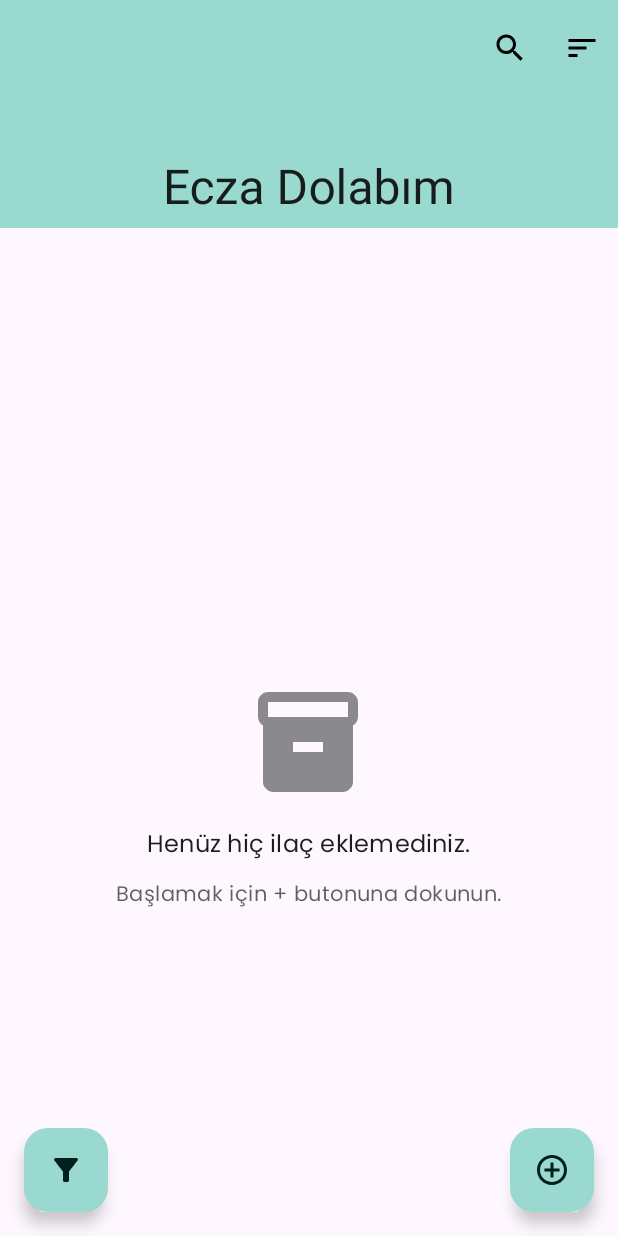
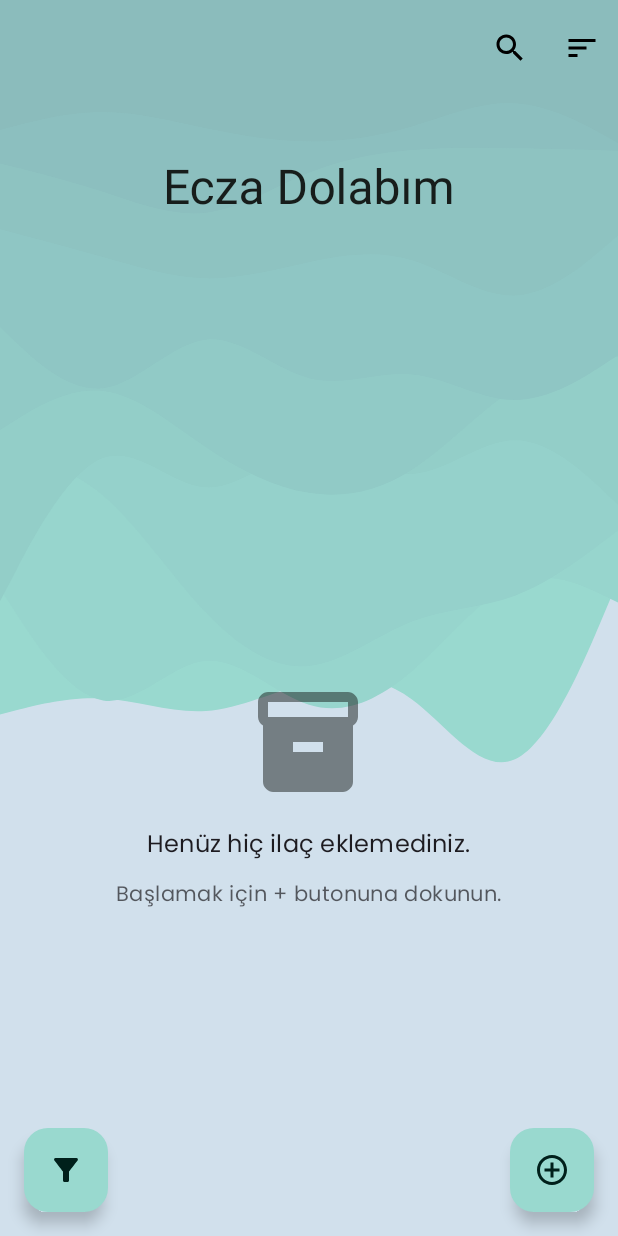
Before and after one commit to smetcan/EczaDolabim-Android, an Android app: the screen it shows after launch (MainActivity), on a phone screen of 412 x 824 dp. Run offline under Robolectric (Android 15) with nearby library versions, the phone set to English and light mode, and no system bars; our stand-ins replace Room's generated code; 1 statement that could not run was skipped.

Commit message:
svg arka plan eklendi.

````diff
--- /dev/null
+++ b/app/src/main/res/drawable/arka_plan.xml
@@ -0,0 +1,36 @@
+<vector xmlns:android="http://schemas.android.com/apk/res/android"
+    android:width="540dp"
+    android:height="960dp"
+    android:viewportWidth="540"
+    android:viewportHeight="960">
+  <path
+      android:pathData="M0,0h540v960h-540z"
+      android:fillColor="#d1e0ec"/>
+  <path
+      android:pathData="M0,555L15,551.5C30,548 60,541 90,542.5C120,544 150,554 180,552.2C210,550.3 240,536.7 270,530C300,523.3 330,523.7 360,543.3C390,563 420,602 450,589.8C480,577.7 510,514.3 525,482.7L540,451L540,0L525,0C510,0 480,0 450,0C420,0 390,0 360,0C330,0 300,0 270,0C240,0 210,0 180,0C150,0 120,0 90,0C60,0 30,0 15,0L0,0Z"
+      android:fillColor="#99d9cf"/>
+  <path
+      android:pathData="M0,457L15,477.7C30,498.3 60,539.7 90,544C120,548.3 150,515.7 180,513.3C210,511 240,539 270,547.3C300,555.7 330,544.3 360,521.3C390,498.3 420,463.7 450,452.8C480,442 510,455 525,461.5L540,468L540,0L525,0C510,0 480,0 450,0C420,0 390,0 360,0C330,0 300,0 270,0C240,0 210,0 180,0C150,0 120,0 90,0C60,0 30,0 15,0L0,0Z"
+      android:fillColor="#97d5cd"/>
+  <path
+      android:pathData="M0,353L15,355.3C30,357.7 60,362.3 90,384.8C120,407.3 150,447.7 180,475.8C210,504 240,520 270,517.3C300,514.7 330,493.3 360,482.8C390,472.3 420,472.7 450,462.7C480,452.7 510,432.3 525,422.2L540,412L540,0L525,0C510,0 480,0 450,0C420,0 390,0 360,0C330,0 300,0 270,0C240,0 210,0 180,0C150,0 120,0 90,0C60,0 30,0 15,0L0,0Z"
+      android:fillColor="#95d1cb"/>
+  <path
+      android:pathData="M0,467L15,441.7C30,416.3 60,365.7 90,355.8C120,346 150,377 180,378.5C210,380 240,352 270,349.3C300,346.7 330,369.3 360,368.2C390,367 420,342 450,342C480,342 510,367 525,379.5L540,392L540,0L525,0C510,0 480,0 450,0C420,0 390,0 360,0C330,0 300,0 270,0C240,0 210,0 180,0C150,0 120,0 90,0C60,0 30,0 15,0L0,0Z"
+      android:fillColor="#93cec8"/>
+  <path
+      android:pathData="M0,334L15,325.7C30,317.3 60,300.7 90,303.7C120,306.7 150,329.3 180,347.3C210,365.3 240,378.7 270,382.8C300,387 330,382 360,364.8C390,347.7 420,318.3 450,301.7C480,285 510,281 525,279L540,277L540,0L525,0C510,0 480,0 450,0C420,0 390,0 360,0C330,0 300,0 270,0C240,0 210,0 180,0C150,0 120,0 90,0C60,0 30,0 15,0L0,0Z"
+      android:fillColor="#91cac6"/>
+  <path
+      android:pathData="M0,254L15,266.7C30,279.3 60,304.7 90,301.5C120,298.3 150,266.7 180,263.8C210,261 240,287 270,293.8C300,300.7 330,288.3 360,290.8C390,293.3 420,310.7 450,310.7C480,310.7 510,293.3 525,284.7L540,276L540,0L525,0C510,0 480,0 450,0C420,0 390,0 360,0C330,0 300,0 270,0C240,0 210,0 180,0C150,0 120,0 90,0C60,0 30,0 15,0L0,0Z"
+      android:fillColor="#8fc6c4"/>
+  <path
+      android:pathData="M0,178L15,181.5C30,185 60,192 90,199.7C120,207.3 150,215.7 180,216.2C210,216.7 240,209.3 270,203.7C300,198 330,194 360,202.2C390,210.3 420,230.7 450,229.5C480,228.3 510,205.7 525,194.3L540,183L540,0L525,0C510,0 480,0 450,0C420,0 390,0 360,0C330,0 300,0 270,0C240,0 210,0 180,0C150,0 120,0 90,0C60,0 30,0 15,0L0,0Z"
+      android:fillColor="#8ec3c1"/>
+  <path
+      android:pathData="M0,127L15,130.3C30,133.7 60,140.3 90,149C120,157.7 150,168.3 180,165.2C210,162 240,145 270,134.2C300,123.3 330,118.7 360,116.5C390,114.3 420,114.7 450,115.2C480,115.7 510,116.3 525,116.7L540,117L540,0L525,0C510,0 480,0 450,0C420,0 390,0 360,0C330,0 300,0 270,0C240,0 210,0 180,0C150,0 120,0 90,0C60,0 30,0 15,0L0,0Z"
+      android:fillColor="#8cbfbf"/>
+  <path
+      android:pathData="M0,101L15,97.5C30,94 60,87 90,87C120,87 150,94 180,99.7C210,105.3 240,109.7 270,109.8C300,110 330,106 360,98.2C390,90.3 420,78.7 450,80.2C480,81.7 510,96.3 525,103.7L540,111L540,0L525,0C510,0 480,0 450,0C420,0 390,0 360,0C330,0 300,0 270,0C240,0 210,0 180,0C150,0 120,0 90,0C60,0 30,0 15,0L0,0Z"
+      android:fillColor="#8bbcbc"/>
+</vector>
--- a/app/src/main/res/layout/activity_main.xml
+++ b/app/src/main/res/layout/activity_main.xml
@@ -4,21 +4,26 @@
     xmlns:tools="http://schemas.android.com/tools"
     android:layout_width="match_parent"
     android:layout_height="match_parent"
+    android:background="@drawable/arka_plan"
     tools:context=".MainActivity">
 
     <com.google.android.material.appbar.AppBarLayout
         android:layout_width="match_parent"
         android:layout_height="wrap_content"
+        android:background="@android:color/transparent"
         android:fitsSystemWindows="true"
-        android:background="?attr/colorPrimaryContainer">
+        app:elevation="0dp">
 
         <com.google.android.material.appbar.CollapsingToolbarLayout
             android:layout_width="match_parent"
             android:layout_height="?attr/collapsingToolbarLayoutLargeSize"
+            app:collapsedTitleTextAppearance="@style/TextAppearance.Material3.TitleLarge"
+            app:contentScrim="?attr/colorPrimary"
+            app:expandedTitleGravity="bottom|center_horizontal"
+            app:expandedTitleTextAppearance="@style/TextAppearance.Material3.HeadlineLarge"
             app:layout_scrollFlags="scroll|exitUntilCollapsed|snap"
-            app:expandedTitleTextAppearance="@style/TextAppearance.Material3.HeadlineLarge"
-            app:collapsedTitleTextAppearance="@style/TextAppearance.Material3.TitleLarge"
-            app:expandedTitleGravity="bottom|center_horizontal" >
+            app:title="@string/app_name">
+
 
             <com.google.android.material.appbar.MaterialToolbar
                 android:id="@+id/toolbar"
@@ -26,7 +31,7 @@
                 android:layout_height="?attr/actionBarSize"
                 app:layout_collapseMode="pin"
                 app:menu="@menu/main_menu"
-                app:title=""/>
+                app:title="" />
 
         </com.google.android.material.appbar.CollapsingToolbarLayout>
 
@@ -60,9 +65,9 @@
                 android:layout_width="80dp"
                 android:layout_height="80dp"
                 android:alpha="0.5"
+                android:contentDescription="Boş liste ikonu"
                 android:src="@drawable/ic_empty_list"
-                app:tint="?attr/colorOnSurface"
-                android:contentDescription="Boş liste ikonu" />
+                app:tint="?attr/colorOnSurface" />
 
             <TextView
                 android:layout_width="wrap_content"
--- a/app/src/main/res/layout/list_item_ilac.xml
+++ b/app/src/main/res/layout/list_item_ilac.xml
@@ -9,6 +9,7 @@
     app:cardElevation="2dp"
     android:layout_marginHorizontal="16dp"
     android:layout_marginVertical="8dp">
+<!--    app:cardBackgroundColor="@color/card_background_transparent">-->
 
     <androidx.constraintlayout.widget.ConstraintLayout
         android:layout_width="match_parent"
--- a/app/src/main/res/values/colors.xml
+++ b/app/src/main/res/values/colors.xml
@@ -1,8 +1,20 @@
 <?xml version="1.0" encoding="utf-8"?>
 <resources>
-    <color name="primary_light">#00695C</color> <color name="on_primary_light">#FFFFFF</color> <color name="primary_container_light">#99D9CF</color> <color name="on_primary_container_light">#00201B</color> <color name="surface_light">#F5FBF8</color> <color name="on_surface_light">#171D1B</color> <color name="delete_color">#B71C1C</color>
+    <color name="primary_light">#99D9CF</color>
+    <color name="on_primary_light">#FFFFFF</color>
+    <color name="primary_container_light">#99D9CF</color>
+    <color name="on_primary_container_light">#00201B</color>
+    <color name="surface_light">#F5FBF8</color>
+    <color name="on_surface_light">#171D1B</color>
+    <color name="delete_color">#B71C1C</color>
     <color name="warning_color">#FFA000</color>
     <color name="safe_color">#388E3C</color>
-    <color name="primary_dark">#80CBC4</color> <color name="on_primary_dark">#003730</color> <color name="primary_container_dark">#005046</color> <color name="on_primary_container_dark">#99D9CF</color> <color name="surface_dark">#171D1B</color> <color name="on_surface_dark">#E0E3E1</color>
+<!--    <color name="card_background_transparent">#D9FFFFFF</color>-->
+    <color name="primary_dark">#80CBC4</color>
+    <color name="on_primary_dark">#003730</color>
+    <color name="primary_container_dark">#005046</color>
+    <color name="on_primary_container_dark">#99D9CF</color>
+    <color name="surface_dark">#171D1B</color>
+    <color name="on_surface_dark">#E0E3E1</color> ```
 
 </resources>
````
Also changed, not shown: app/src/main/res/drawable/arka_plan2.xml (added, +24 -0 lines), app/src/main/res/drawable/background_pattern_wave.xml (added, +14 -0 lines), app/src/main/res/drawable/header_background.xml (added, +12 -0 lines), app/src/main/res/drawable/header_background_2.xml (added, +54 -0 lines), app/src/main/res/drawable/layered_waves_haikei.xml (added, +18 -0 lines), app/src/main/res/drawable/liquid_cheese.xml (added, +39 -0 lines).
